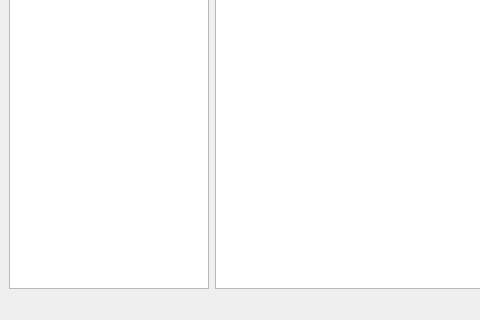
The window that Ui_SigVisualizer.ui (labstreaminglayer/App-SigVisualizer) describes before a commit, drawn with Qt 5; both pictures show x 0 to 480 and y 439 to 759 of the 1123 by 759 pixel window.
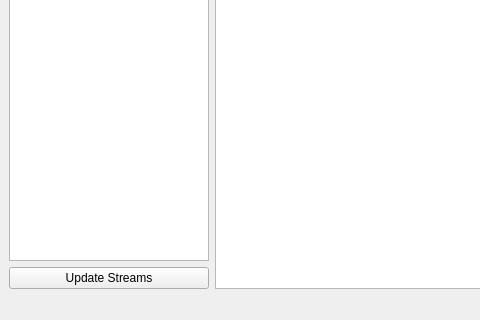
The same window after the commit.

Commit message: Added update Stream button

```diff
--- a/Ui_SigVisualizer.ui
+++ b/Ui_SigVisualizer.ui
@@ -16,6 +16,8 @@
   <widget class="QWidget" name="centralwidget">
    <layout class="QGridLayout" name="gridLayout">
     <item row="0" column="0">
+     <layout class="QVBoxLayout" name="verticalLayout">
+      <item>
      <widget class="QTreeWidget" name="treeWidget">
       <property name="sizePolicy">
        <sizepolicy hsizetype="Fixed" vsizetype="Expanding">
@@ -35,6 +37,15 @@
        </property>
       </column>
      </widget>
+      </item>
+      <item>
+       <widget class="QPushButton" name="updateButton">
+        <property name="text">
+         <string>Update Streams</string>
+        </property>
+       </widget>
+      </item>
+     </layout>
     </item>
     <item row="0" column="1">
      <widget class="QGraphicsView" name="graphicsView"/>
```
Lines whose indentation alone changed are shown as unchanged. The commit also changes 2 other files.
